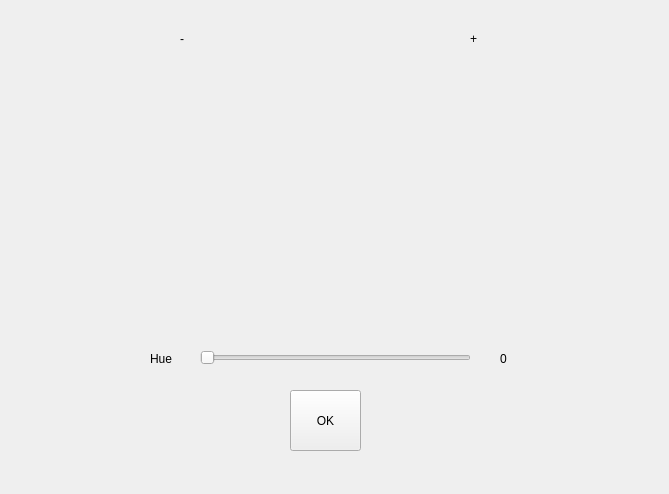
Qt form aug_methods/hue.ui (4lparslan/Data-Augmentation) before a commit.
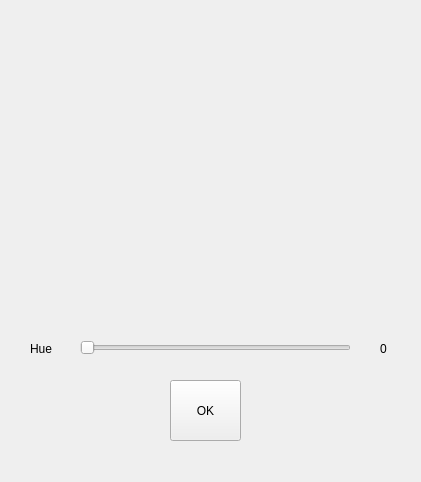
The same form after that commit. Icons and pictures are not drawn.

```diff
--- a/aug_methods/hue.ui
+++ b/aug_methods/hue.ui
@@ -6,8 +6,8 @@
    <rect>
     <x>0</x>
     <y>0</y>
-    <width>669</width>
-    <height>494</height>
+    <width>421</width>
+    <height>482</height>
    </rect>
   </property>
   <property name="windowTitle">
@@ -16,8 +16,8 @@
   <widget class="QLabel" name="label">
    <property name="geometry">
     <rect>
-     <x>150</x>
-     <y>350</y>
+     <x>30</x>
+     <y>340</y>
      <width>81</width>
      <height>17</height>
     </rect>
@@ -29,14 +29,14 @@
   <widget class="QSlider" name="horizontalSlider_hue">
    <property name="geometry">
     <rect>
-     <x>200</x>
-     <y>350</y>
+     <x>80</x>
+     <y>340</y>
      <width>271</width>
      <height>16</height>
     </rect>
    </property>
    <property name="maximum">
-    <number>180</number>
+    <number>179</number>
    </property>
    <property name="orientation">
     <enum>Qt::Horizontal</enum>
@@ -45,8 +45,8 @@
   <widget class="QLabel" name="label_3">
    <property name="geometry">
     <rect>
-     <x>500</x>
-     <y>350</y>
+     <x>380</x>
+     <y>340</y>
      <width>31</width>
      <height>17</height>
     </rect>
@@ -58,8 +58,8 @@
   <widget class="QPushButton" name="pushButton">
    <property name="geometry">
     <rect>
-     <x>290</x>
-     <y>390</y>
+     <x>170</x>
+     <y>380</y>
      <width>71</width>
      <height>61</height>
     </rect>
@@ -71,8 +71,8 @@
   <widget class="QLabel" name="label_img_dec">
    <property name="geometry">
     <rect>
-     <x>60</x>
-     <y>50</y>
+     <x>90</x>
+     <y>40</y>
      <width>261</width>
      <height>271</height>
     </rect>
@@ -84,48 +84,6 @@
     <pixmap>img.png</pixmap>
    </property>
   </widget>
-  <widget class="QLabel" name="label_img_inc">
-   <property name="geometry">
-    <rect>
-     <x>350</x>
-     <y>50</y>
-     <width>261</width>
-     <height>271</height>
-    </rect>
-   </property>
-   <property name="text">
-    <string/>
-   </property>
-   <property name="pixmap">
-    <pixmap>img.png</pixmap>
-   </property>
-  </widget>
-  <widget class="QLabel" name="label_2">
-   <property name="geometry">
-    <rect>
-     <x>180</x>
-     <y>30</y>
-     <width>21</width>
-     <height>17</height>
-    </rect>
-   </property>
-   <property name="text">
-    <string>-</string>
-   </property>
-  </widget>
-  <widget class="QLabel" name="label_4">
-   <property name="geometry">
-    <rect>
-     <x>470</x>
-     <y>30</y>
-     <width>21</width>
-     <height>17</height>
-    </rect>
-   </property>
-   <property name="text">
-    <string>+</string>
-   </property>
-  </widget>
  </widget>
  <resources/>
  <connections>
```
Left out of the diff: 2 changed lines with no effect on the pictures.
